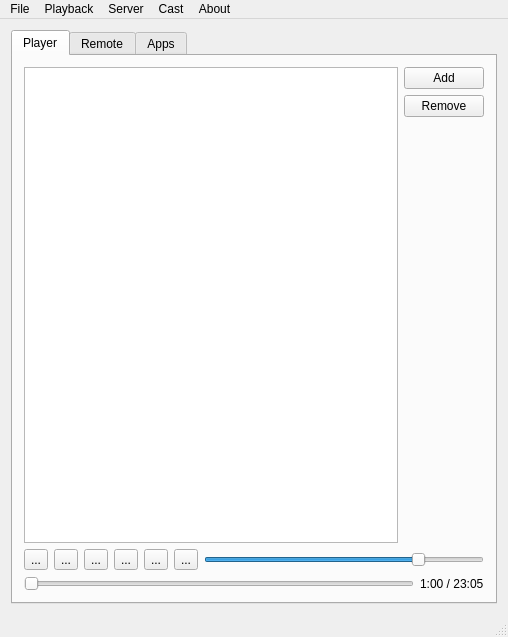
Qt form player/NymphCastPlayer/mainwindow.ui (MayaPosch/NymphCast) before a commit.
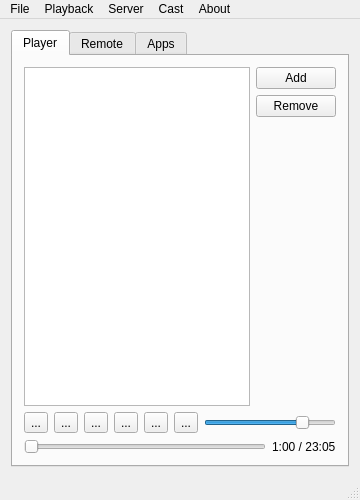
The same form after that commit. Icons and pictures are not drawn.

Commit message: Add CSS theme styling using external stylesheet.

```diff
--- a/player/NymphCastPlayer/mainwindow.ui
+++ b/player/NymphCastPlayer/mainwindow.ui
@@ -6,8 +6,8 @@
    <rect>
     <x>0</x>
     <y>0</y>
-    <width>508</width>
-    <height>637</height>
+    <width>360</width>
+    <height>500</height>
    </rect>
   </property>
   <property name="minimumSize">
@@ -411,7 +411,7 @@
     <rect>
      <x>0</x>
      <y>0</y>
-     <width>508</width>
+     <width>360</width>
      <height>20</height>
     </rect>
    </property>
```
The commit also changes 1 other file.
